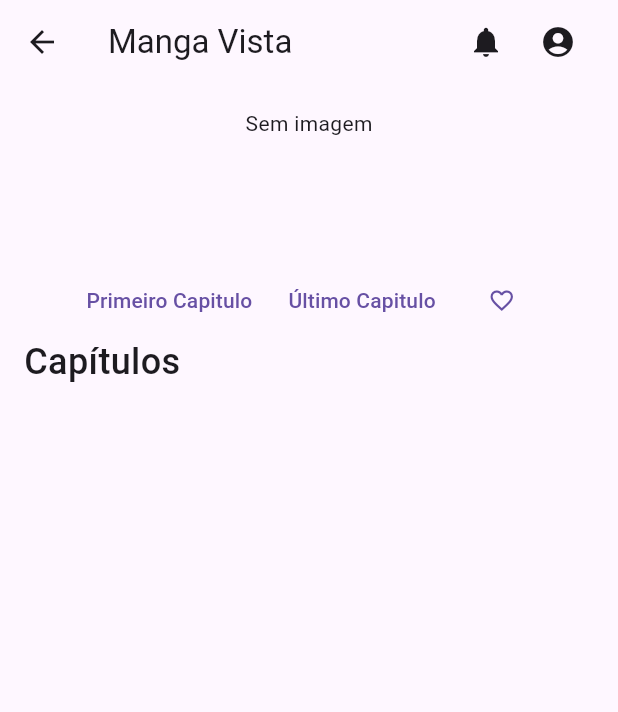
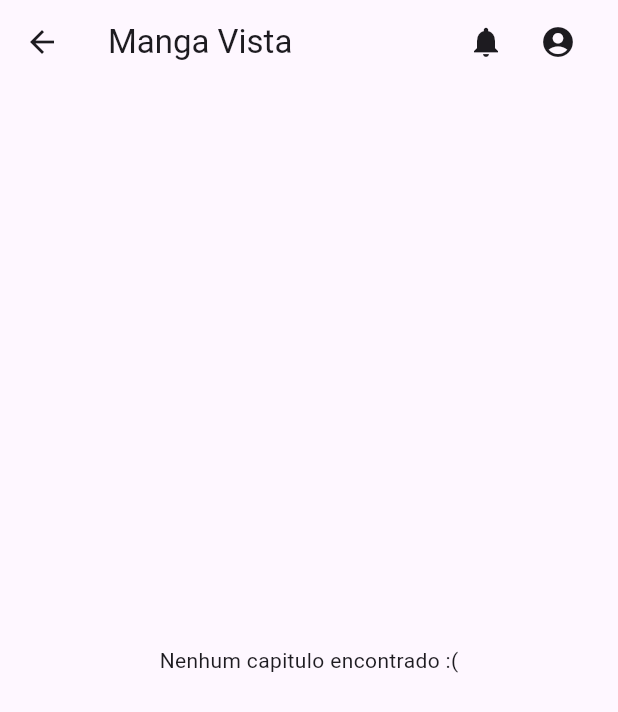
Before and after one commit to Laysanha/manga_vista-projetoTeste, a Flutter app: the PageDetailObra screen opened directly with empty values, after a tap on "Primeiro Capitulo", on a phone screen of 412 x 824 dp. Shown: the top 712 px of the screen. Run offline on Flutter 3.47's test engine with Material 3 defaults, Android fonts, the phone set to English and light mode, and no system bars; our stand-ins replace sqflite; accounts and stored records are empty.

Commit message:
fix(Adicionar tabela de scan e ajustar detlahes da obra):
- Implementado mais scan no banco de dados;
- preparado a tela de detalhes para receber novos cards da scans;

```diff
--- /dev/null
+++ b/lib/components/chapters.dart
@@ -0,0 +1,53 @@
+import 'package:flutter/material.dart';
+import 'package:manga_vista/components/custom_app_bar.dart';
+import 'package:manga_vista/models/scan_modal.dart';
+import '../database/database.dart';
+
+class Chapters extends StatefulWidget {
+  final int obraId;
+  const Chapters({super.key, required this.obraId});
+
+  @override
+  State<Chapters> createState() => _ChaptersState();
+}
+
+class _ChaptersState extends State<Chapters> {
+  List<Scan> scans = [];
+
+  @override
+  void initState(){
+    super.initState();
+    _loadScans();
+  }
+
+  Future<void> _loadScans() async {
+    final dbHelper = DatabaseHelper.instance;
+    final loadedScans = await dbHelper.getScansByObra(widget.obraId);
+
+    setState((){
+      scans = loadedScans;
+    });
+  }
+
+  @override
+  Widget build(BuildContext context) {
+    return Scaffold(
+      appBar: const CustomAppBar(),
+      body: Padding(
+        padding: const EdgeInsets.all(16.0),
+        child: scans.isEmpty
+          ? const Center(child: Text('Nenhum capitulo encontrado :('),)
+          : ListView.builder(
+            itemCount: scans.length,
+            itemBuilder: (context, index) {
+              Scan scan = scans[index];
+              return ListTile(
+                title: Text(scan.nomeCapitulo),
+                subtitle: Text(scan.dataRgistro),
+              );
+            }
+        )
+      ),
+    );
+  }
+}
--- a/lib/database/database.dart
+++ b/lib/database/database.dart
@@ -1,5 +1,6 @@
 import 'dart:io';
 import 'package:manga_vista/models/obra_model.dart';
+import 'package:manga_vista/models/scan_modal.dart';
 import 'package:path_provider/path_provider.dart';
 import 'package:sqflite/sqflite.dart';
 import 'package:path/path.dart';
@@ -49,6 +50,16 @@ class DatabaseHelper {
         anoLancamentoObra INTEGER,
         comentarioObra TEXT
       )
+    ''');
+
+    await db.execute('''
+      id INTEGER PRIMARY KEY AUTOINCREMENT,
+      obraId INTEGER,
+      nomeCapitulo TEXT,
+      dataRegistro TEXT,
+      statusCapitulo TEXT,
+      arquivos TEXT,
+      FOREIGN KEY (obraId) REFERENCES obra (id) ON DELETE CASCADE
     ''');
   }
 
@@ -197,4 +208,16 @@ class DatabaseHelper {
       whereArgs: [obra.id]
     );
   }
+
+  Future<void> insertScan(Scan scan) async {
+    final db = await instance.database;
+    await db.insert('scan', scan.toMap());
+  }
+
+  Future<List<Scan>> getScansByObra (int obraId) async {
+    final db = await instance.database;
+    final result = await db.query('scan', where: 'obraId = ?', whereArgs: [obraId]);
+
+    return result.map((json) => Scan.fromMap(json)).toList();
+  }
 }
--- /dev/null
+++ b/lib/models/scan_modal.dart
@@ -0,0 +1,38 @@
+class Scan {
+  int? id;
+  int obraId;
+  String nomeCapitulo;
+  String dataRgistro;
+  String statusCapitulo;
+  String arquivoCapitulo;
+
+  Scan({
+    this.id,
+    required this.obraId,
+    required this.nomeCapitulo,
+    required this.dataRgistro,
+    required this.statusCapitulo,
+    required this.arquivoCapitulo,
+  });
+
+  Map<String, dynamic> toMap(){
+    return {
+      'id' : id,
+      'obraId' : obraId,
+      'nomeCapitulo' : nomeCapitulo,
+      'dataRegistro' : dataRgistro,
+      'statusCapitulo' : statusCapitulo,
+      'arquivoCapitulo' : arquivoCapitulo
+    };
+  }
+
+  factory Scan.fromMap(Map<String, dynamic> map){
+    return Scan(
+        obraId: map['obraId'],
+        nomeCapitulo: map['nomeCapitulo'],
+        dataRgistro: map['dataRgistro'],
+        statusCapitulo: map['statusCapitulo'],
+        arquivoCapitulo: map['arquivoCapitulo'],
+    );
+  }
+}
--- a/lib/pages/page_detail_obra.dart
+++ b/lib/pages/page_detail_obra.dart
@@ -1,4 +1,5 @@
 import 'package:flutter/material.dart';
+import 'package:manga_vista/components/chapters.dart';
 import 'package:manga_vista/components/custom_app_bar.dart';
 import 'package:manga_vista/components/favoriteButton.dart';
 import 'package:manga_vista/models/obra_model.dart';
@@ -27,7 +28,14 @@ class PageDetailObra extends StatelessWidget {
               mainAxisAlignment: MainAxisAlignment.center,
               children: [
                 TextButton(
-                  onPressed: (){},
+                  onPressed: (){
+                    Navigator.push(
+                        context,
+                        MaterialPageRoute(
+                            builder: (context) => Chapters(obraId: obra.id!)
+                        )
+                    );
+                  },
                   child: const Text('Primeiro Capitulo'),
                 ),
                 TextButton(
```
